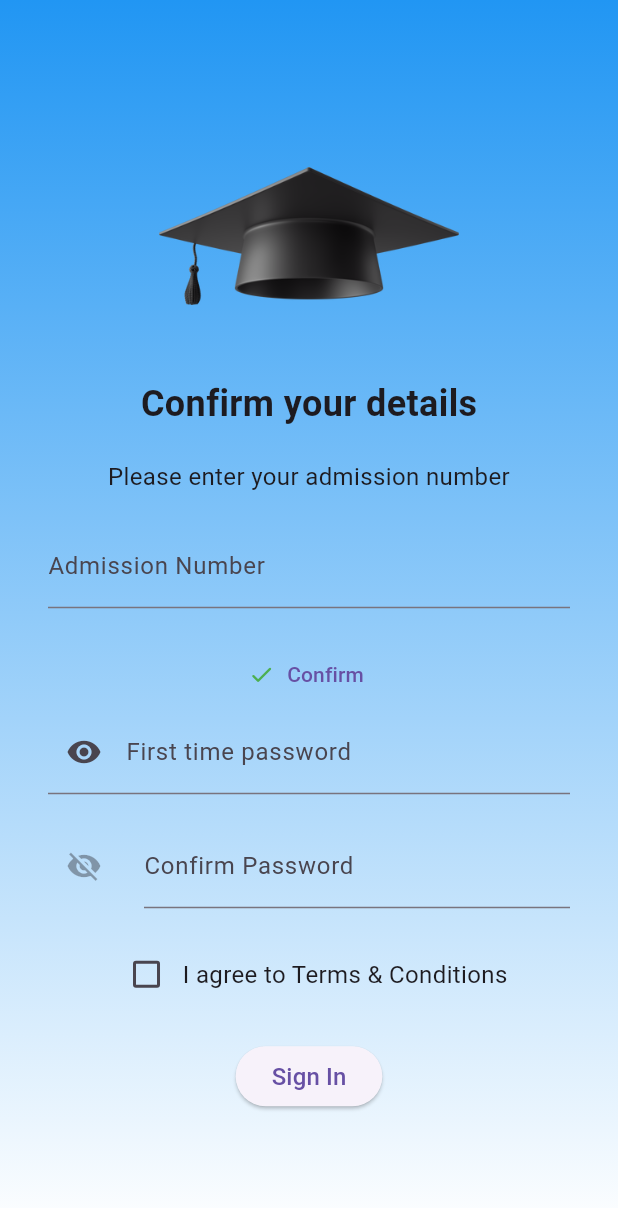
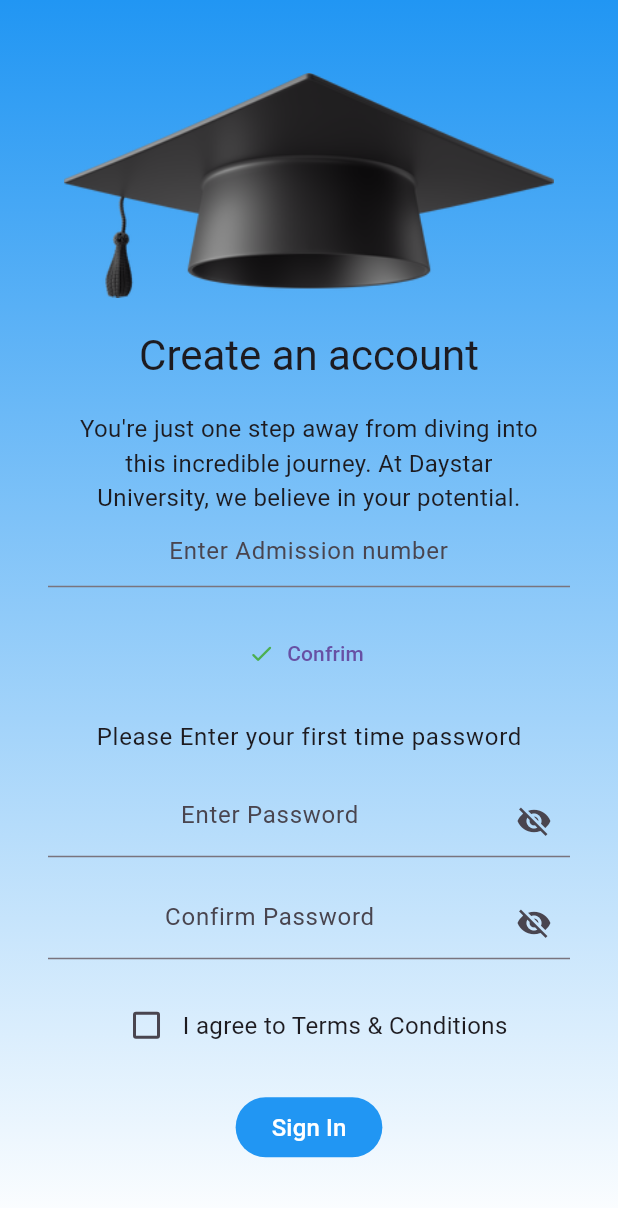
Before and after one commit to dita-daystaruni/orientation_ap, a Flutter app: the SignUp screen opened by its route, on a phone screen of 412 x 824 dp. Shown: the top 1208 px of the screen. Run offline on Flutter 3.47's test engine with Material 3 defaults, Android fonts, the phone set to English and light mode, and no system bars; our stand-ins replace get.

Commit message:
Completed welcome,singin,signup

```diff
--- a/lib/main.dart
+++ b/lib/main.dart
@@ -8,6 +8,7 @@ void main() {
       initialRoute: "splash_screen",
       getPages: AppRoutes.routes,
       debugShowCheckedModeBanner: false,
+      //Get.to()and offnamed
     ),
   );
 }
--- a/lib/models/custom_appbar.dart
+++ b/lib/models/custom_appbar.dart
@@ -7,7 +7,7 @@ class CustomAppBar extends StatelessWidget {
   Widget build(BuildContext context) {
     return Padding(
       padding: const EdgeInsets.only(
-        top: 15.0,
+        top: 20.0,
       ),
       child: Container(
         decoration: const BoxDecoration(
--- a/lib/pages/sign_up.dart
+++ b/lib/pages/sign_up.dart
@@ -11,11 +11,13 @@ class SignUp extends StatefulWidget {
 class _SignUpState extends State<SignUp> {
   final TextEditingController admnocontroller = TextEditingController();
 
-  final TextEditingController firsttimepassword = TextEditingController();
+  final TextEditingController passwordcontroller = TextEditingController();
 
-  final TextEditingController confirmpassword = TextEditingController();
+  final TextEditingController confirmpasswordcontroller =
+      TextEditingController();
 
-  bool isvisible = false;
+  bool ispasswordvisible = true;
+  bool isconfirmpasswordvisible = true;
   bool ischecked = false;
 
   @override
@@ -32,12 +34,12 @@ class _SignUpState extends State<SignUp> {
             ],
           ),
         ),
-        child: Stack(
-          children: [
-            Center(
+        child: Center(
+          child: SafeArea(
+            minimum: const EdgeInsets.all(16.0),
+            child: SingleChildScrollView(
               child: Padding(
                 padding: const EdgeInsets.all(16.0),
-                child: SingleChildScrollView(
                 child: Column(
                   mainAxisAlignment: MainAxisAlignment.center,
                   crossAxisAlignment: CrossAxisAlignment.center,
@@ -45,15 +47,13 @@ class _SignUpState extends State<SignUp> {
                     Image.asset(
                       "assets/images/business-3d-black-graduation-cap.png",
                       height: 150,
-                        width: 200,
                     ),
                     const SizedBox(
                       height: 20,
                     ),
-                      const Text(
-                        "Confirm your details",
-                        style: TextStyle(
-                            fontSize: 24, fontWeight: FontWeight.bold),
+                    Text(
+                      "Create an account",
+                      style: Theme.of(context).textTheme.headlineMedium,
                     ),
                     const SizedBox(
                       height: 20,
@@ -61,7 +61,7 @@ class _SignUpState extends State<SignUp> {
                     const Padding(
                       padding: EdgeInsets.symmetric(horizontal: 16.0),
                       child: Text(
-                          "Please enter your admission number",
+                        "You're just one step away from diving into this incredible journey. At Daystar University, we believe in your potential.",
                         style: TextStyle(
                           fontSize: 16,
                           fontWeight: FontWeight.normal,
@@ -69,67 +69,78 @@ class _SignUpState extends State<SignUp> {
                         textAlign: TextAlign.center,
                       ),
                     ),
-                      const SizedBox(
-                        height: 20,
+
+                    const SizedBox(width: 16), // Add spacing between the fields
+                    TextFormField(
+                      controller: admnocontroller,
+                      textAlign: TextAlign.center,
+                      decoration: const InputDecoration(
+                        hintText: 'Enter Admission number',
                       ),
-                      Padding(
-                        padding: const EdgeInsets.symmetric(horizontal: 16.0),
-                        child: Column(
-                          children: [
-                            TextFormField(
-                              decoration: const InputDecoration(
-                                labelText: 'Admission Number',
-                              ),
-                              controller: admnocontroller,
                     ),
                     const SizedBox(
                       height: 20,
                     ),
                     TextButton.icon(
-                                onPressed: () => {},
+                      onPressed: () {},
                       icon: const Icon(
                         Icons.done_rounded,
                         color: Colors.green,
                       ),
-                                label: const Text("Confirm")),
-                            TextFormField(
-                              controller: firsttimepassword,
-                              decoration: InputDecoration(
-                                labelText: 'First time password',
-                                prefixIcon: IconButton(
-                                  onPressed: () {
-                                    setState(() {
-                                      isvisible = !isvisible;
-                                    });
-                                    print('hELLO');
-                                  },
-                                  icon: Icon(
-                                    isvisible
-                                        ? Icons.visibility_off
-                                        : Icons.visibility,
+                      label: const Text("Confrim"),
                     ),
+                    const SizedBox(
+                      height: 20,
                     ),
-                              ),
-                              obscureText: isvisible,
+                    Text(
+                      'Please Enter your first time password',
+                      style: Theme.of(context).textTheme.bodyLarge,
                     ),
                     const SizedBox(
                       height: 20,
                     ),
                     TextFormField(
-                              controller: confirmpassword,
+                      controller: passwordcontroller,
+                      obscureText: ispasswordvisible,
+                      textAlign: TextAlign.center,
                       decoration: InputDecoration(
-                                labelText: 'Confirm Password',
-                                icon: IconButton(
-                                  onPressed: togglepasswordvisibility(),
+                        //labelText: 'Enter Password',
+                        hintText: 'Enter Password',
+
+                        suffixIcon: IconButton(
+                          icon: Icon(ispasswordvisible
+                              ? Icons.visibility_off
+                              : Icons.visibility),
+                          onPressed: () {
+                            setState(() {
+                              ispasswordvisible = !ispasswordvisible;
+                            });
+                          },
+                        ),
+                      ),
+                    ),
+                    const SizedBox(
+                      height: 20,
+                    ),
+                    TextFormField(
+                      obscureText: isconfirmpasswordvisible,
+                      controller: confirmpasswordcontroller,
+                      textAlign: TextAlign.center,
+                      decoration: InputDecoration(
+                        hintText: 'Confirm Password',
+                        suffixIcon: IconButton(
+                          onPressed: () {
+                            setState(() {
+                              isconfirmpasswordvisible =
+                                  !isconfirmpasswordvisible;
+                            });
+                          },
                           icon: Icon(
-                                    isvisible
+                            isconfirmpasswordvisible
                                 ? Icons.visibility_off
                                 : Icons.visibility,
                           ),
                         ),
-                              ),
-                            ),
-                          ],
                       ),
                     ),
                     const SizedBox(
@@ -140,8 +151,11 @@ class _SignUpState extends State<SignUp> {
                       children: [
                         Checkbox(
                             value: ischecked,
-                            onChanged: (value) {},
-                          ),
+                            onChanged: (value) {
+                              setState(() {
+                                ischecked = !ischecked;
+                              });
+                            }),
                         const Text(
                           "I agree to Terms & Conditions",
                           style: TextStyle(
@@ -152,16 +166,14 @@ class _SignUpState extends State<SignUp> {
                     const SizedBox(
                       height: 20,
                     ),
-                      Positioned(
-                        bottom: 10,
-                        right: 120,
-                        left: 120,
-                        child: ElevatedButton(
+                    FilledButton(
                       onPressed: navigatetosingin,
+                      style: const ButtonStyle(
+                        backgroundColor: MaterialStatePropertyAll(Colors.blue),
+                      ),
                       child: const Text(
                         "Sign In",
                         style: TextStyle(fontSize: 16),
-                          ),
                       ),
                     ),
                   ],
@@ -169,13 +181,12 @@ class _SignUpState extends State<SignUp> {
               ),
             ),
           ),
-          ],
         ),
       ),
     );
   }
 
-  toggleischecked() {
+  void toggleischecked() {
     ischecked = !ischecked;
   }
 
@@ -185,7 +196,7 @@ class _SignUpState extends State<SignUp> {
 
   togglepasswordvisibility() {
     setState(() {
-      isvisible = !isvisible;
+      ispasswordvisible = !ispasswordvisible;
     });
   }
 }
--- a/lib/services/authentication.dart
+++ b/lib/services/authentication.dart
@@ -5,7 +5,7 @@ Future<void> Sign_Up(String admission_no, String password) async {
   if (admission_no.isEmail || password.isEmpty) {
     Get.snackbar('Empty Field(s)', 'Ensure you have filled all the fiels');
   }
-  http.Response response = await http.get(
+  http.get(
     Uri.parse('http://localhost:8000/api/auth/token/login/'),
   );
 }
--- a/pubspec.yaml
+++ b/pubspec.yaml
@@ -26,7 +26,6 @@ flutter:
   assets:
     - assets/images/3d-casual-life-group-of-young-people-discussing-something-while-working.png
     - assets/images/business-3d-black-graduation-cap.png
-    - assets/images/powered_by_dita.png
     - assets/images/powered_by_dita1.png
     - assets/images/profile.png
     - assets/images/students.png
```
Also changed, not shown: lib/pages/home_page.dart (+86 -0 lines), lib/pages/sign_in.dart (+45 -35 lines), lib/pages/splash_screen.dart (+23 -30 lines), assets/images/powered_by_dita.png (deleted). Lines whose indentation alone changed are shown as unchanged.
